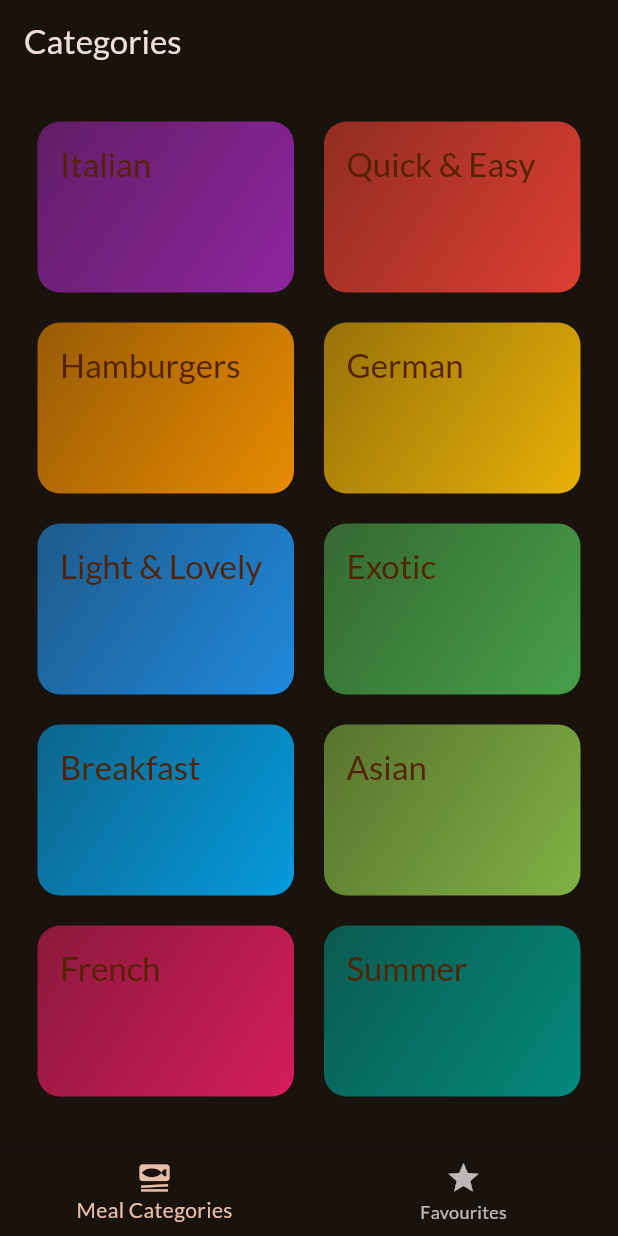
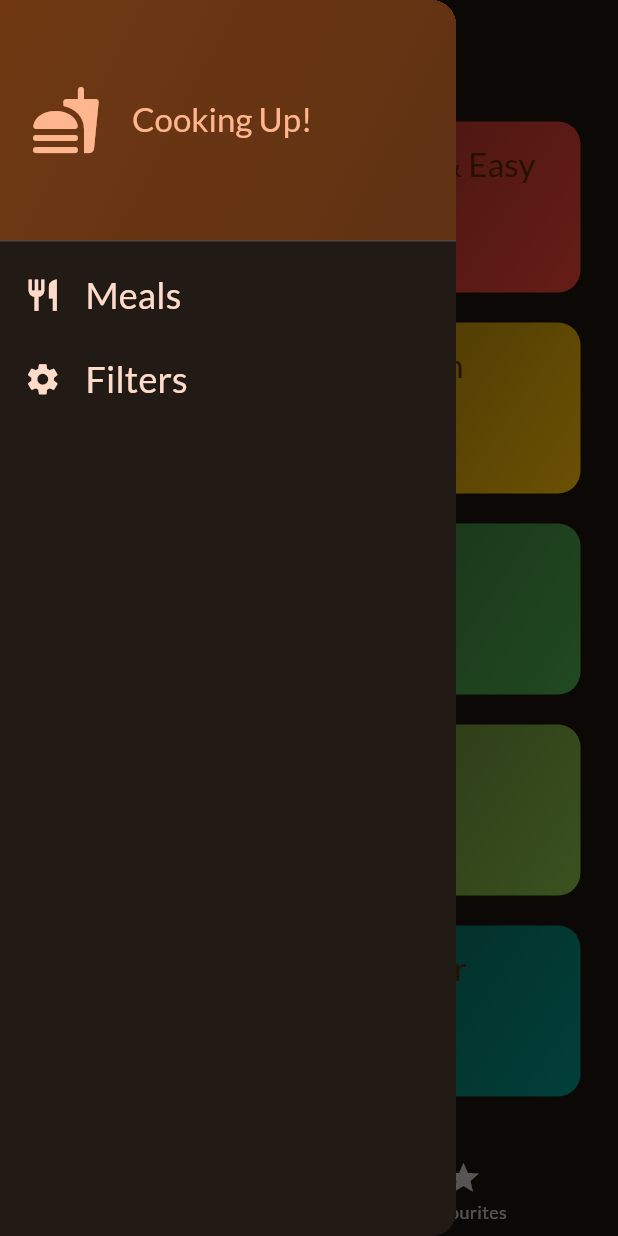
Before and after one commit to zhiharkaVal/flutter_practice, a Flutter app: the screen it shows after launch, with the side drawer open (before the commit the screen has no drawer), on a phone screen of 412 x 824 dp. Run offline on Flutter 3.47's test engine with Material 3 defaults, Android fonts, the light colour scheme and no system bars; our stand-ins replace google_fonts, transparent_image.

Commit message:
RECIPE APP: Added Side menu with filtering options

```diff
--- a/recipes_app/lib/screens/categories.dart
+++ b/recipes_app/lib/screens/categories.dart
@@ -6,12 +6,13 @@ import '../models/category.dart';
 import '../models/meal.dart';
 
 class CategoriesView extends StatelessWidget {
+  final List<Meal> availableMeals;
   final void Function(Meal meal) onToggleFavourite;
-  const CategoriesView({super.key, required this.onToggleFavourite});
+  const CategoriesView({super.key, required this.onToggleFavourite, required this.availableMeals});
 
   void _selectCategory(BuildContext context, Category category) {
-    final filteredMeals = dummyMeals.where((meal) => meal.categories.contains(category.id)).toList();
-    // Add a new "screen" on top of the previous screen creating a screen stack.
+    final filteredMeals = availableMeals.where((meal) => meal.categories.contains(category.id)).toList();
+    // Adds a new "screen" on top of the previous screen creating a screen stack.
     // Hence, push and pop
     Navigator.of(context).push(
       MaterialPageRoute(
--- a/recipes_app/lib/screens/tabs.dart
+++ b/recipes_app/lib/screens/tabs.dart
@@ -1,8 +1,13 @@
 import 'package:flutter/material.dart';
 import 'package:recipes_app/screens/categories.dart';
+import 'package:recipes_app/screens/filters.dart';
 import 'package:recipes_app/screens/meals.dart';
 
+import '../data/seed_data.dart';
 import '../models/meal.dart';
+import '../widgets/side_drawer.dart';
+
+const _kInitialfilters = {Filter.glutenFree: false, Filter.lactoseFree: false, Filter.vegetarian: false};
 
 class TabsView extends StatefulWidget {
   const TabsView({super.key});
@@ -14,8 +19,9 @@ class TabsView extends StatefulWidget {
 }
 
 class _TabsViewState extends State<TabsView> {
+  final List<Meal> _favourites = [];
   int _selectedViewIndex = 0;
-  final List<Meal> _favourites = [];
+  Map<Filter, bool> _filters = _kInitialfilters;
 
   void _selectView(int index) {
     setState(() {
@@ -26,6 +32,19 @@ class _TabsViewState extends State<TabsView> {
   void _showInfoMessage(String message) {
     ScaffoldMessenger.of(context).clearSnackBars();
     ScaffoldMessenger.of(context).showSnackBar(SnackBar(content: Text(message), duration: const Duration(seconds: 5)));
+  }
+
+  void _setView(String identifier) async {
+    Navigator.of(context).pop();
+    if (identifier == 'filters') {
+      final result = await Navigator.of(
+        context,
+      ).push<Map<Filter, bool>>(MaterialPageRoute(builder: (ctx) => FiltersView(currentFilters: _filters)));
+
+      setState(() {
+        _filters = result ?? _kInitialfilters;
+      });
+    }
   }
 
   void _toggleMealFavouriteStatus(Meal meal) {
@@ -46,7 +65,19 @@ class _TabsViewState extends State<TabsView> {
 
   @override
   Widget build(BuildContext context) {
-    Widget activeView = CategoriesView(onToggleFavourite: _toggleMealFavouriteStatus);
+    final availableMeals = dummyMeals.where((meal) {
+      if (_filters[Filter.glutenFree]! && !meal.isGlutenFree) {
+        return false;
+      }
+      if (_filters[Filter.lactoseFree]! && !meal.isLactoseFree) {
+        return false;
+      }
+      if (_filters[Filter.vegetarian]! && !meal.isVegetarian) {
+        return false;
+      }
+      return true;
+    }).toList();
+    Widget activeView = CategoriesView(availableMeals: availableMeals, onToggleFavourite: _toggleMealFavouriteStatus);
     var activePageTitle = 'Categories';
     if (_selectedViewIndex == 1) {
       activeView = MealsView(meals: _favourites, onToggleFavourite: _toggleMealFavouriteStatus);
@@ -55,6 +86,7 @@ class _TabsViewState extends State<TabsView> {
 
     return Scaffold(
       appBar: AppBar(title: Text(activePageTitle)),
+      drawer: SideDrawer(onSelectView: _setView),
       body: activeView,
       bottomNavigationBar: BottomNavigationBar(
         currentIndex: _selectedViewIndex,
--- /dev/null
+++ b/recipes_app/lib/widgets/side_drawer.dart
@@ -0,0 +1,63 @@
+import 'package:flutter/material.dart';
+
+class SideDrawer extends StatelessWidget {
+  final void Function(String identifier) onSelectView;
+  const SideDrawer({super.key, required this.onSelectView});
+
+  @override
+  Widget build(BuildContext context) {
+    return Drawer(
+      child: Column(
+        children: [
+          DrawerHeader(
+            padding: const EdgeInsets.all(20),
+            decoration: BoxDecoration(
+              gradient: LinearGradient(
+                begin: Alignment.topLeft,
+                end: Alignment.bottomRight,
+                colors: [
+                  Theme.of(context).colorScheme.primaryContainer,
+                  Theme.of(context).colorScheme.primaryContainer.withValues(alpha: 0.8),
+                ],
+              ),
+            ),
+            child: Row(
+              children: [
+                Icon(Icons.fastfood_rounded, size: 48, color: Theme.of(context).colorScheme.primary),
+                const SizedBox(width: 20),
+                Text(
+                  'Cooking Up!',
+                  style: Theme.of(context).textTheme.titleLarge!.copyWith(color: Theme.of(context).colorScheme.primary),
+                ),
+              ],
+            ),
+          ),
+          ListTile(
+            onTap: () {
+              onSelectView('meals');
+            },
+            leading: Icon(Icons.restaurant, size: 25, color: Theme.of(context).colorScheme.onPrimaryContainer),
+            title: Text(
+              'Meals',
+              style: Theme.of(
+                context,
+              ).textTheme.titleSmall!.copyWith(color: Theme.of(context).colorScheme.onPrimaryContainer, fontSize: 24),
+            ),
+          ),
+          ListTile(
+            onTap: () {
+              onSelectView('filters');
+            },
+            leading: Icon(Icons.settings, size: 25, color: Theme.of(context).colorScheme.onPrimaryContainer),
+            title: Text(
+              'Filters',
+              style: Theme.of(
+                context,
+              ).textTheme.titleSmall!.copyWith(color: Theme.of(context).colorScheme.onPrimaryContainer, fontSize: 24),
+            ),
+          ),
+        ],
+      ),
+    );
+  }
+}
```
Also changed, not shown: recipes_app/lib/screens/filters.dart (added, +125 -0 lines).
